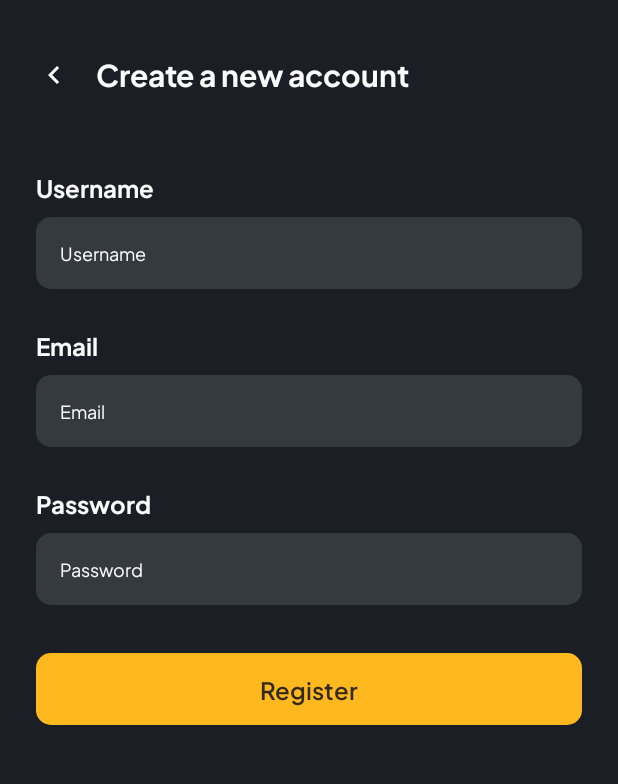
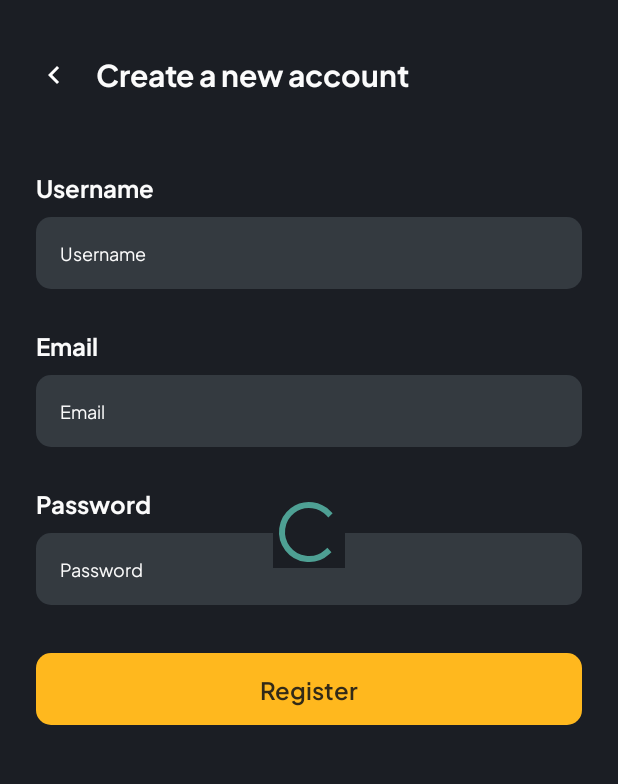
Before and after one commit to slepetbangkit/cinematch-frontend, an Android app: the layout activity_register.xml on its own in the app's theme, with its tools: preview values and no code run, on a phone screen of 412 x 824 dp, the part 86-870 px from its top. Run offline under Robolectric (Android 15) with nearby library versions, the phone set to English and light mode, and no system bars.

Commit message:
feat: register activity (#5)
* feat: register activity

* feat: register activity

* add: api deps for register

* add: more deps for register

* feat: register activity

```diff
--- a/app/src/main/java/com/slepetbangkit/cinematch/api/ApiService.kt
+++ b/app/src/main/java/com/slepetbangkit/cinematch/api/ApiService.kt
@@ -1,5 +1,6 @@
 package com.slepetbangkit.cinematch.api
 
+import com.slepetbangkit.cinematch.api.response.RegisterResponse
 import retrofit2.http.Field
 import retrofit2.http.FormUrlEncoded
 import retrofit2.http.POST
@@ -12,5 +13,6 @@ interface ApiService {
         @Field("email") email: String,
         @Field("password") password: String,
         @Field("password2") password2: String,
-    )
+        @Field("bio") bio: String,
+    ): RegisterResponse
 }
--- /dev/null
+++ b/app/src/main/java/com/slepetbangkit/cinematch/view/custom/EditEmailView.kt
@@ -0,0 +1,36 @@
+package com.slepetbangkit.cinematch.view.custom
+
+import android.content.Context
+import android.text.Editable
+import android.text.TextWatcher
+import android.util.AttributeSet
+import android.util.Patterns
+import androidx.appcompat.widget.AppCompatEditText
+
+class EditEmailView @JvmOverloads constructor(
+    context: Context, attrs: AttributeSet? = null
+) : AppCompatEditText(context, attrs) {
+
+    var onValidationChanged: ((Boolean) -> Unit)? = null
+
+    init {
+        addTextChangedListener(object : TextWatcher {
+            override fun beforeTextChanged(s: CharSequence?, start: Int, count: Int, after: Int) {
+                // Do nothing.
+            }
+
+            override fun onTextChanged(s: CharSequence?, start: Int, before: Int, count: Int) {
+                val isValid = isValidEmail(s) && s.toString().isNotEmpty()
+                onValidationChanged?.invoke(isValid)
+            }
+
+            override fun afterTextChanged(s: Editable?) {
+                // Do nothing.
+            }
+        })
+    }
+
+    private fun isValidEmail(email: CharSequence?): Boolean {
+        return email != null && Patterns.EMAIL_ADDRESS.matcher(email).matches()
+    }
+}
--- /dev/null
+++ b/app/src/main/java/com/slepetbangkit/cinematch/view/custom/EditPasswordView.kt
@@ -0,0 +1,31 @@
+package com.slepetbangkit.cinematch.view.custom
+
+import android.content.Context
+import android.text.Editable
+import android.text.TextWatcher
+import android.util.AttributeSet
+import androidx.appcompat.widget.AppCompatEditText
+
+class EditPasswordView @JvmOverloads constructor(
+    context: Context, attrs: AttributeSet? = null
+) : AppCompatEditText(context, attrs) {
+
+    var onValidationChanged: ((Boolean) -> Unit)? = null
+
+    init {
+        addTextChangedListener(object : TextWatcher {
+            override fun beforeTextChanged(s: CharSequence, start: Int, count: Int, after: Int) {
+                // Do nothing.
+            }
+
+            override fun onTextChanged(s: CharSequence, start: Int, before: Int, count: Int) {
+                val isValid = s.toString().length >= 8
+                onValidationChanged?.invoke(isValid)
+            }
+
+            override fun afterTextChanged(s: Editable) {
+                // Do nothing.
+            }
+        })
+    }
+}
--- /dev/null
+++ b/app/src/main/java/com/slepetbangkit/cinematch/view/custom/EditUsernameView.kt
@@ -0,0 +1,32 @@
+package com.slepetbangkit.cinematch.view.custom
+
+import android.content.Context
+import android.text.Editable
+import android.text.TextWatcher
+import android.util.AttributeSet
+import androidx.appcompat.widget.AppCompatEditText
+
+class EditUsernameView @JvmOverloads constructor(
+    context: Context, attrs: AttributeSet? = null
+) : AppCompatEditText(context, attrs) {
+
+    var onValidationChanged: ((Boolean) -> Unit)? = null
+
+    init {
+        addTextChangedListener(object : TextWatcher {
+            override fun beforeTextChanged(s: CharSequence, start: Int, count: Int, after: Int) {
+                // Do nothing.
+            }
+
+            override fun onTextChanged(s: CharSequence, start: Int, before: Int, count: Int) {
+                val usernamePattern = "^[a-zA-Z0-9@./+\\-_]*$".toRegex()
+                val isValid = usernamePattern.matches(s) && s.toString().isNotEmpty()
+                onValidationChanged?.invoke(isValid)
+            }
+
+            override fun afterTextChanged(s: Editable) {
+                // Do nothing.
+            }
+        })
+    }
+}
--- a/app/src/main/java/com/slepetbangkit/cinematch/MainActivity.kt
+++ b/app/src/main/java/com/slepetbangkit/cinematch/view/main/MainActivity.kt
@@ -1,10 +1,11 @@
-package com.slepetbangkit.cinematch
+package com.slepetbangkit.cinematch.view.main
 
 import android.os.Bundle
 import androidx.activity.enableEdgeToEdge
 import androidx.appcompat.app.AppCompatActivity
 import androidx.core.view.ViewCompat
 import androidx.core.view.WindowInsetsCompat
+import com.slepetbangkit.cinematch.R
 
 class MainActivity : AppCompatActivity() {
     override fun onCreate(savedInstanceState: Bundle?) {
--- a/app/src/main/res/layout/activity_login.xml
+++ b/app/src/main/res/layout/activity_login.xml
@@ -5,7 +5,7 @@
     android:id="@+id/main"
     android:layout_width="match_parent"
     android:layout_height="match_parent"
-    tools:context=".LoginActivity">
+    tools:context=".view.login.LoginActivity">
 
     <ImageView
         android:id="@+id/logo"
--- a/app/src/main/res/layout/activity_main.xml
+++ b/app/src/main/res/layout/activity_main.xml
@@ -5,7 +5,7 @@
     android:id="@+id/main"
     android:layout_width="match_parent"
     android:layout_height="match_parent"
-    tools:context=".MainActivity">
+    tools:context=".view.main.MainActivity">
 
     <TextView
         android:layout_width="wrap_content"
--- a/app/src/main/res/layout/activity_register.xml
+++ b/app/src/main/res/layout/activity_register.xml
@@ -5,7 +5,7 @@
     android:id="@+id/main"
     android:layout_width="match_parent"
     android:layout_height="match_parent"
-    tools:context=".LoginActivity">
+    tools:context=".view.login.LoginActivity">
 
     <ImageView
         android:id="@+id/logo"
@@ -55,7 +55,7 @@
         app:layout_constraintStart_toStartOf="parent"
         app:layout_constraintTop_toBottomOf="@+id/title" />
 
-    <EditText
+    <com.slepetbangkit.cinematch.view.custom.EditUsernameView
         style="@style/EditText"
         android:id="@+id/edt_uname"
         android:layout_width="match_parent"
@@ -83,7 +83,7 @@
         app:layout_constraintStart_toStartOf="parent"
         app:layout_constraintTop_toBottomOf="@+id/edt_uname" />
 
-    <EditText
+    <com.slepetbangkit.cinematch.view.custom.EditEmailView
         style="@style/EditText"
         android:id="@+id/edt_email"
         android:layout_width="match_parent"
@@ -111,7 +111,7 @@
         app:layout_constraintStart_toStartOf="parent"
         app:layout_constraintTop_toBottomOf="@+id/edt_email" />
 
-    <EditText
+    <com.slepetbangkit.cinematch.view.custom.EditPasswordView
         style="@style/EditText"
         android:id="@+id/edt_password"
         android:layout_width="match_parent"
@@ -128,6 +128,7 @@
 
     <Button
         style="@style/Button"
+        android:id="@+id/register_btn"
         android:layout_width="match_parent"
         android:layout_height="48dp"
         android:layout_marginHorizontal="24dp"
@@ -135,8 +136,20 @@
         android:fontFamily="@font/plus_jakarta_sans_semi_bold"
         android:text="@string/register"
         android:textSize="16sp"
-        app:layout_constraintTop_toBottomOf="@+id/edt_password"
         app:layout_constraintEnd_toEndOf="parent"
-        app:layout_constraintStart_toStartOf="parent" />
+        app:layout_constraintStart_toStartOf="parent"
+        app:layout_constraintTop_toBottomOf="@+id/edt_password" />
+
+    <ProgressBar
+        android:id="@+id/progressBar"
+        style="?android:attr/progressBarStyle"
+        android:layout_width="wrap_content"
+        android:layout_height="wrap_content"
+        android:visibility="gone"
+        app:layout_constraintBottom_toBottomOf="parent"
+        app:layout_constraintEnd_toEndOf="parent"
+        app:layout_constraintStart_toStartOf="parent"
+        app:layout_constraintTop_toTopOf="parent"
+        tools:visibility="visible" />
 
 </androidx.constraintlayout.widget.ConstraintLayout>
--- a/app/src/main/res/values/strings.xml
+++ b/app/src/main/res/values/strings.xml
@@ -7,4 +7,5 @@
     <string name="create_new_account">Create a new account</string>
     <string name="username">Username</string>
     <string name="register">Register</string>
+    <string name="confirm_password">Confirm Password</string>
 </resources>
```
Also changed, not shown: app/build.gradle.kts (+8 -0 lines), app/src/main/AndroidManifest.xml (+7 -8 lines), app/src/main/java/com/slepetbangkit/cinematch/LoginActivity.kt (deleted, +0 -20 lines), app/src/main/java/com/slepetbangkit/cinematch/data/UserRepository.kt (added, +16 -0 lines), app/src/main/java/com/slepetbangkit/cinematch/view/login/LoginActivity.kt (renamed from app/src/main/java/com/slepetbangkit/cinematch/RegisterActivity.kt, +4 -3 lines), app/src/main/java/com/slepetbangkit/cinematch/view/register/RegisterActivity.kt (added, +56 -0 lines), app/src/main/java/com/slepetbangkit/cinematch/view/register/RegisterViewModel.kt (added, +48 -0 lines).
